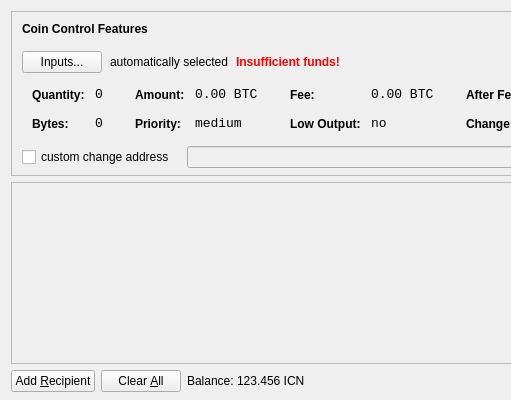
Before: the Qt Designer form src/qt/forms/sendcoinsdialog.ui in InsuraCoinDev/insuracoin, drawn with Qt 5; both pictures show x 0 to 511 and y 0 to 400 of the 850 by 400 pixel window.
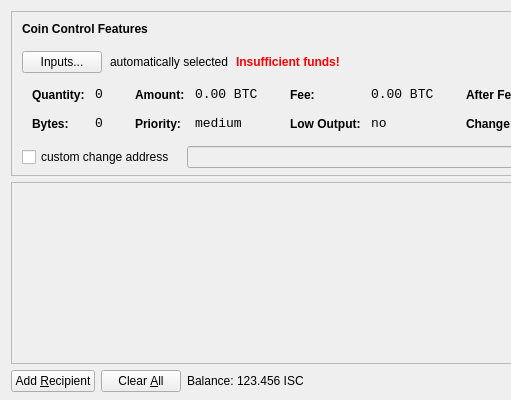
After: the same form once the commit is applied. Icons and pictures are not drawn.

Diff of the .ui file:
```diff
--- a/src/qt/forms/sendcoinsdialog.ui
+++ b/src/qt/forms/sendcoinsdialog.ui
@@ -720,7 +720,7 @@
           <cursorShape>IBeamCursor</cursorShape>
          </property>
          <property name="text">
-          <string>123.456 ICN</string>
+          <string>123.456 ISC</string>
          </property>
          <property name="textInteractionFlags">
           <set>Qt::LinksAccessibleByMouse|Qt::TextSelectableByKeyboard|Qt::TextSelectableByMouse</set>
```
